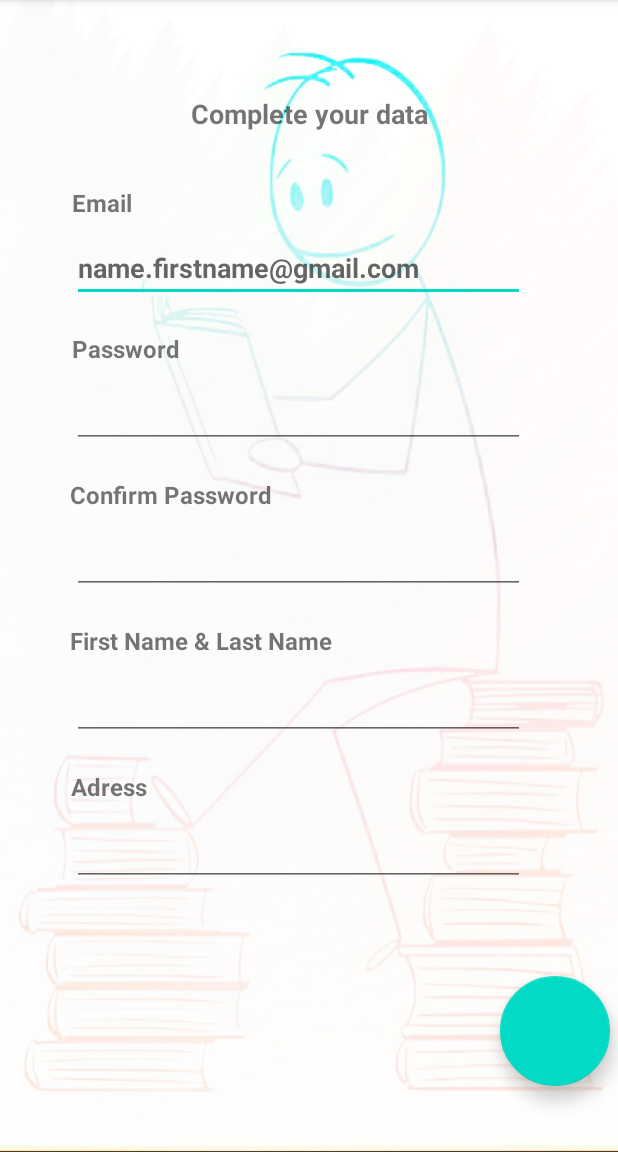
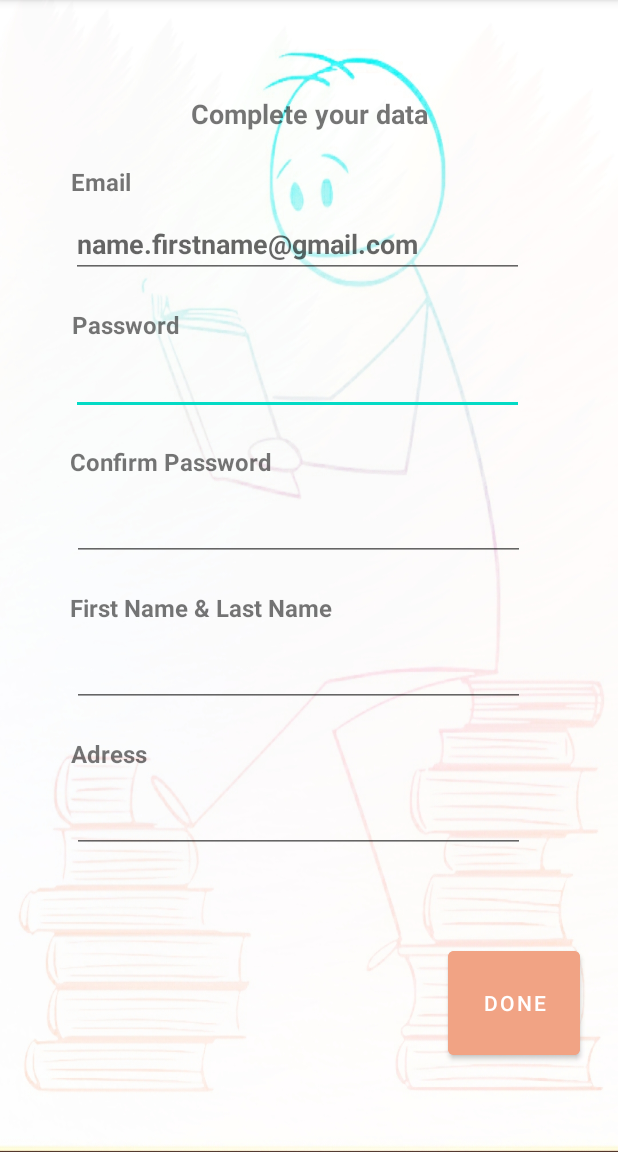
Before and after one commit to IrinaDobre/android-mdas, an Android app: the RegisterActivity screen opened directly, with no data from a screen before it, on a phone screen of 412 x 824 dp, the part 84-1236 px from its top. Run offline under Robolectric (Android 15) with nearby library versions, the phone set to English and light mode, and no system bars.

Commit message:
register changes

```diff
--- a/app/src/main/java/com/example/mdasproject/RegisterActivity.java
+++ b/app/src/main/java/com/example/mdasproject/RegisterActivity.java
@@ -3,12 +3,28 @@
 import androidx.appcompat.app.AppCompatActivity;
 
 import android.os.Bundle;
+import android.widget.EditText;
 
 public class RegisterActivity extends AppCompatActivity {
+
+    private EditText etEmail;
+    private EditText etPassword;
+    private EditText etConfirmPassword;
+    private EditText etName;
+    private EditText etAdress;
 
     @Override
     protected void onCreate(Bundle savedInstanceState) {
         super.onCreate(savedInstanceState);
         setContentView(R.layout.activity_register);
+        initData();
+    }
+
+    public void initData() {
+        etEmail = findViewById(R.id.editTextEmailAddressRegister);
+        etPassword = findViewById(R.id.editTextPasswordRegister);
+        etConfirmPassword = findViewById(R.id.editTextConfirmPassword);
+        etName = findViewById(R.id.editTextName);
+        etAdress = findViewById(R.id.editTextAdress);
     }
 }
--- a/app/src/main/res/layout/activity_register.xml
+++ b/app/src/main/res/layout/activity_register.xml
@@ -4,42 +4,58 @@
     xmlns:tools="http://schemas.android.com/tools"
     android:layout_width="match_parent"
     android:layout_height="match_parent"
-    tools:context=".RegisterActivity"
-    android:background="@drawable/registerbackground3">
+    android:background="@drawable/registerbackground3"
+    tools:context=".RegisterActivity">
 
     <TextView
-        android:id="@+id/textView4"
+        android:id="@+id/labelEmailRegister"
         android:layout_width="wrap_content"
         android:layout_height="wrap_content"
         android:layout_marginStart="47dp"
-        android:layout_marginTop="124dp"
+        android:layout_marginTop="110dp"
         android:layout_marginEnd="324dp"
         android:text="Email"
         android:textSize="16dp"
         android:textStyle="bold"
-        app:layout_constraintBottom_toTopOf="@+id/editTextTextEmailAddress2"
+        app:layout_constraintBottom_toTopOf="@+id/editTextEmailAddressRegister"
         app:layout_constraintEnd_toEndOf="parent"
-        app:layout_constraintHorizontal_bias="1.0"
+        app:layout_constraintHorizontal_bias="0.0"
         app:layout_constraintStart_toStartOf="parent"
         app:layout_constraintTop_toTopOf="parent" />
 
     <EditText
-        android:id="@+id/editTextTextEmailAddress2"
+        android:id="@+id/editTextPasswordRegister"
         android:layout_width="302dp"
         android:layout_height="wrap_content"
         android:layout_marginStart="47dp"
-        android:layout_marginTop="10dp"
+        android:layout_marginTop="4dp"
+        android:layout_marginEnd="62dp"
+        android:ems="10"
+        android:inputType="textPassword"
+        android:textStyle="bold"
+        app:layout_constraintEnd_toEndOf="parent"
+        app:layout_constraintHorizontal_bias="0.0"
+        app:layout_constraintStart_toStartOf="parent"
+        app:layout_constraintTop_toBottomOf="@+id/labelPasswordRegister" />
+
+    <EditText
+        android:id="@+id/editTextEmailAddressRegister"
+        android:layout_width="302dp"
+        android:layout_height="wrap_content"
+        android:layout_marginStart="47dp"
+        android:layout_marginTop="8dp"
         android:layout_marginEnd="61dp"
         android:ems="10"
         android:hint="name.firstname@gmail.com"
+        android:inputType="textEmailAddress"
         android:textStyle="bold"
-        android:inputType="textEmailAddress"
         app:layout_constraintEnd_toEndOf="parent"
+        app:layout_constraintHorizontal_bias="0.0"
         app:layout_constraintStart_toStartOf="parent"
-        app:layout_constraintTop_toBottomOf="@+id/textView4" />
+        app:layout_constraintTop_toBottomOf="@+id/labelEmailRegister" />
 
     <TextView
-        android:id="@+id/textView5"
+        android:id="@+id/labelPasswordRegister"
         android:layout_width="wrap_content"
         android:layout_height="wrap_content"
         android:layout_marginStart="47dp"
@@ -48,27 +64,13 @@
         android:text="Password"
         android:textSize="16dp"
         android:textStyle="bold"
-        app:layout_constraintBottom_toTopOf="@+id/editTextTextPassword2"
+        app:layout_constraintBottom_toTopOf="@+id/editTextPasswordRegister"
         app:layout_constraintEnd_toEndOf="parent"
         app:layout_constraintStart_toStartOf="parent"
-        app:layout_constraintTop_toBottomOf="@+id/editTextTextEmailAddress2" />
-
-    <EditText
-        android:id="@+id/editTextTextPassword2"
-        android:layout_width="302dp"
-        android:layout_height="wrap_content"
-        android:layout_marginStart="47dp"
-        android:layout_marginTop="10dp"
-        android:layout_marginEnd="62dp"
-        android:ems="10"
-        android:textStyle="bold"
-        android:inputType="textPassword"
-        app:layout_constraintEnd_toEndOf="parent"
-        app:layout_constraintStart_toStartOf="parent"
-        app:layout_constraintTop_toBottomOf="@+id/textView5" />
+        app:layout_constraintTop_toBottomOf="@+id/editTextEmailAddressRegister" />
 
     <TextView
-        android:id="@+id/textView6"
+        android:id="@+id/labelConfirmPassword"
         android:layout_width="wrap_content"
         android:layout_height="wrap_content"
         android:layout_marginStart="47dp"
@@ -77,27 +79,27 @@
         android:text="Confirm Password"
         android:textSize="16dp"
         android:textStyle="bold"
-        app:layout_constraintBottom_toTopOf="@+id/editTextTextPassword3"
+        app:layout_constraintBottom_toTopOf="@+id/editTextConfirmPassword"
         app:layout_constraintEnd_toEndOf="parent"
         app:layout_constraintStart_toStartOf="parent"
-        app:layout_constraintTop_toBottomOf="@+id/editTextTextPassword2" />
+        app:layout_constraintTop_toBottomOf="@+id/editTextPasswordRegister" />
 
     <EditText
-        android:id="@+id/editTextTextPassword3"
+        android:id="@+id/editTextConfirmPassword"
         android:layout_width="302dp"
         android:layout_height="wrap_content"
         android:layout_marginStart="47dp"
         android:layout_marginTop="10dp"
         android:layout_marginEnd="62dp"
         android:ems="10"
+        android:inputType="textPassword"
         android:textStyle="bold"
-        android:inputType="textPassword"
         app:layout_constraintEnd_toEndOf="parent"
         app:layout_constraintStart_toStartOf="parent"
-        app:layout_constraintTop_toBottomOf="@+id/textView6" />
+        app:layout_constraintTop_toBottomOf="@+id/labelConfirmPassword" />
 
     <TextView
-        android:id="@+id/textView7"
+        android:id="@+id/labelName"
         android:layout_width="wrap_content"
         android:layout_height="wrap_content"
         android:layout_marginStart="47dp"
@@ -106,27 +108,27 @@
         android:text="First Name &amp; Last Name"
         android:textSize="16dp"
         android:textStyle="bold"
-        app:layout_constraintBottom_toTopOf="@+id/editTextTextPersonName"
+        app:layout_constraintBottom_toTopOf="@+id/editTextName"
         app:layout_constraintEnd_toEndOf="parent"
         app:layout_constraintStart_toStartOf="parent"
-        app:layout_constraintTop_toBottomOf="@+id/editTextTextPassword3" />
+        app:layout_constraintTop_toBottomOf="@+id/editTextConfirmPassword" />
 
     <EditText
-        android:id="@+id/editTextTextPersonName"
+        android:id="@+id/editTextName"
         android:layout_width="302dp"
         android:layout_height="wrap_content"
         android:layout_marginStart="47dp"
         android:layout_marginTop="10dp"
         android:layout_marginEnd="62dp"
         android:ems="10"
+        android:inputType="textPersonName"
         android:textStyle="bold"
-        android:inputType="textPersonName"
         app:layout_constraintEnd_toEndOf="parent"
         app:layout_constraintStart_toStartOf="parent"
-        app:layout_constraintTop_toBottomOf="@+id/textView7" />
+        app:layout_constraintTop_toBottomOf="@+id/labelName" />
 
     <TextView
-        android:id="@+id/textView8"
+        android:id="@+id/labelAdress"
         android:layout_width="wrap_content"
         android:layout_height="wrap_content"
         android:layout_marginStart="47dp"
@@ -137,25 +139,25 @@
         android:textStyle="bold"
         app:layout_constraintEnd_toEndOf="parent"
         app:layout_constraintStart_toStartOf="parent"
-        app:layout_constraintTop_toBottomOf="@+id/editTextTextPersonName" />
+        app:layout_constraintTop_toBottomOf="@+id/editTextName" />
 
     <EditText
-        android:id="@+id/editTextTextMultiLine"
+        android:id="@+id/editTextAdress"
         android:layout_width="302dp"
         android:layout_height="wrap_content"
         android:layout_marginStart="47dp"
         android:layout_marginTop="10dp"
         android:layout_marginEnd="62dp"
         android:ems="10"
-        android:textStyle="bold"
         android:gravity="start|top"
         android:inputType="textMultiLine"
+        android:textStyle="bold"
         app:layout_constraintEnd_toEndOf="parent"
         app:layout_constraintStart_toStartOf="parent"
-        app:layout_constraintTop_toBottomOf="@+id/textView8" />
+        app:layout_constraintTop_toBottomOf="@+id/labelAdress" />
 
     <TextView
-        android:id="@+id/textView9"
+        android:id="@+id/labelCompleteData"
         android:layout_width="wrap_content"
         android:layout_height="wrap_content"
         android:layout_marginTop="63dp"
@@ -166,21 +168,17 @@
         app:layout_constraintStart_toStartOf="parent"
         app:layout_constraintTop_toTopOf="parent" />
 
-    <com.google.android.material.floatingactionbutton.FloatingActionButton
-        android:id="@+id/floatingActionButton3"
-        android:layout_width="83dp"
-        android:layout_height="73dp"
-        android:layout_marginStart="333dp"
-        android:layout_marginEnd="32dp"
-        android:clickable="true"
-        android:contextClickable="false"
-        android:textAlignment="center"
+    <Button
+        android:id="@+id/button"
+        android:layout_width="88dp"
+        android:layout_height="81dp"
+        android:backgroundTint="#F1A384"
+        android:text="Done"
         app:layout_constraintBottom_toBottomOf="parent"
         app:layout_constraintEnd_toEndOf="parent"
-        app:layout_constraintHorizontal_bias="0.0"
+        app:layout_constraintHorizontal_bias="0.921"
         app:layout_constraintStart_toStartOf="parent"
-        app:layout_constraintTop_toBottomOf="@+id/editTextTextMultiLine"
-        app:layout_constraintVertical_bias="0.58" />
+        app:layout_constraintTop_toBottomOf="@+id/editTextAdress" />
 
 
 </androidx.constraintlayout.widget.ConstraintLayout>
```
